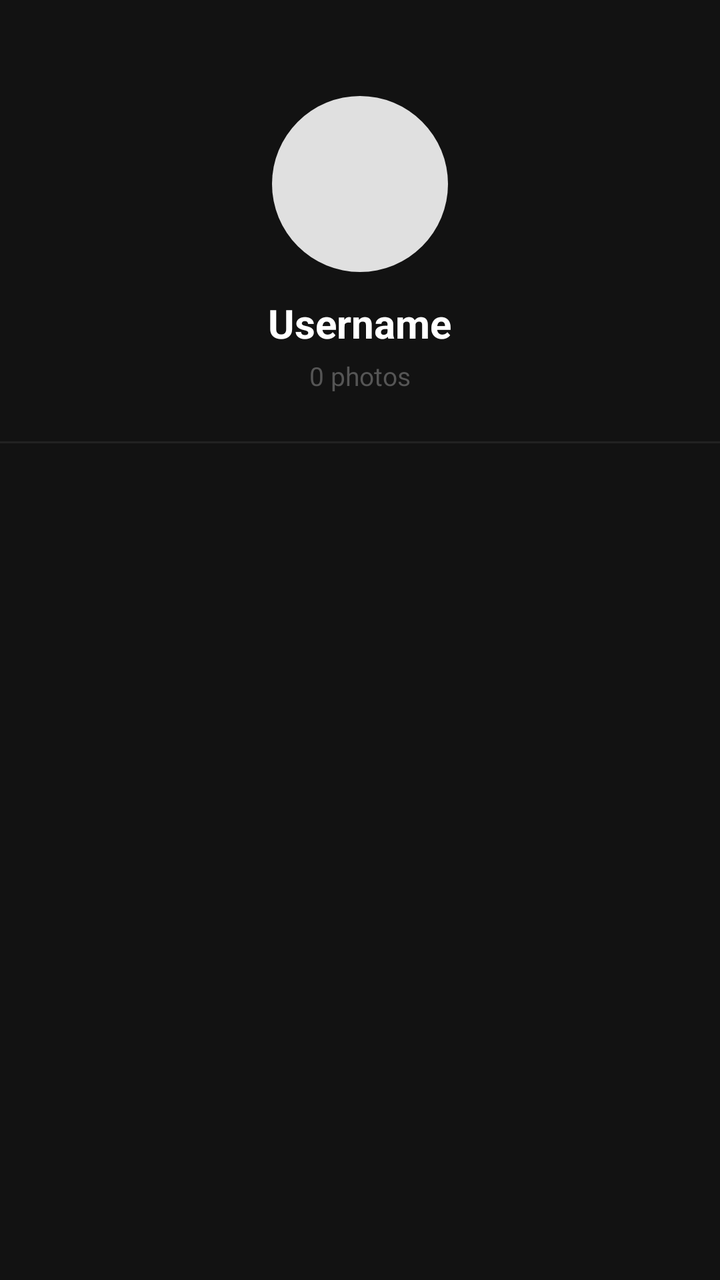
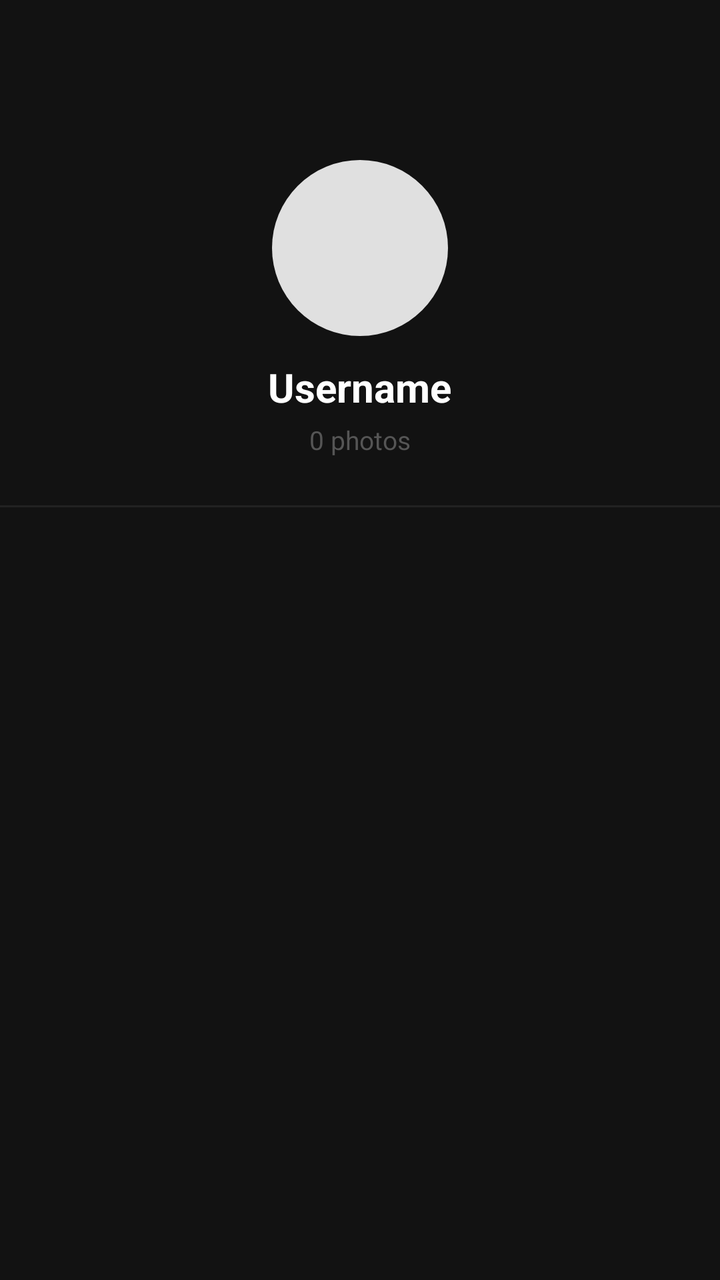

Before-and-after screenshots of an Android layout around one commit, followed by the original layout XML and the change that was made.
<!-- AndroidManifest.xml: application theme Theme.SnapQuest -->
<!-- res/layout/activity_profile.xml -->
<?xml version="1.0" encoding="utf-8"?>
<LinearLayout xmlns:android="http://schemas.android.com/apk/res/android"
    android:layout_width="match_parent"
    android:layout_height="match_parent"
    android:orientation="vertical"
    android:background="#121212">

    <LinearLayout
        android:layout_width="match_parent"
        android:layout_height="wrap_content"
        android:orientation="vertical"
        android:gravity="center"
        android:paddingTop="48dp"
        android:paddingBottom="24dp">

        <ImageView
            android:id="@+id/ivProfilePicture"
            android:layout_width="88dp"
            android:layout_height="88dp"
            android:scaleType="centerCrop"
            android:background="@drawable/circle_background"
            android:layout_marginBottom="12dp"/>

        <TextView
            android:id="@+id/tvProfileName"
            android:layout_width="wrap_content"
            android:layout_height="wrap_content"
            android:text="Username"
            android:textSize="20sp"
            android:textStyle="bold"
            android:textColor="#FFFFFF"
            android:layout_marginBottom="4dp"/>

        <TextView
            android:id="@+id/tvPostCount"
            android:layout_width="wrap_content"
            android:layout_height="wrap_content"
            android:text="0 photos"
            android:textSize="13sp"
            android:textColor="#555555"/>

    </LinearLayout>

    <View
        android:layout_width="match_parent"
        android:layout_height="1dp"
        android:background="#222222"/>

    <androidx.recyclerview.widget.RecyclerView
        android:id="@+id/rvGallery"
        android:layout_width="match_parent"
        android:layout_height="match_parent"
        android:padding="3dp"
        android:clipToPadding="false"/>

</LinearLayout>
<!-- resources referenced by this layout -->
<resources>
  <!-- drawable circle_background (drawable) -->
  <?xml version="1.0" encoding="utf-8"?>
  <shape xmlns:android="http://schemas.android.com/apk/res/android"
      android:shape="oval">
      <solid android:color="#E0E0E0"/>
  </shape>
  <style name="Theme.SnapQuest" parent="Base.Theme.SnapQuest" />
  <style name="Base.Theme.SnapQuest" parent="Theme.Material3.DayNight.NoActionBar">
          
          
      </style>
</resources>

<!-- the commit's change to res/layout/activity_profile.xml (unified diff, before → after) -->
@@ -10,7 +10,7 @@
         android:layout_height="wrap_content"
         android:orientation="vertical"
         android:gravity="center"
-        android:paddingTop="48dp"
+        android:paddingTop="80dp"
         android:paddingBottom="24dp">
 
         <ImageView
